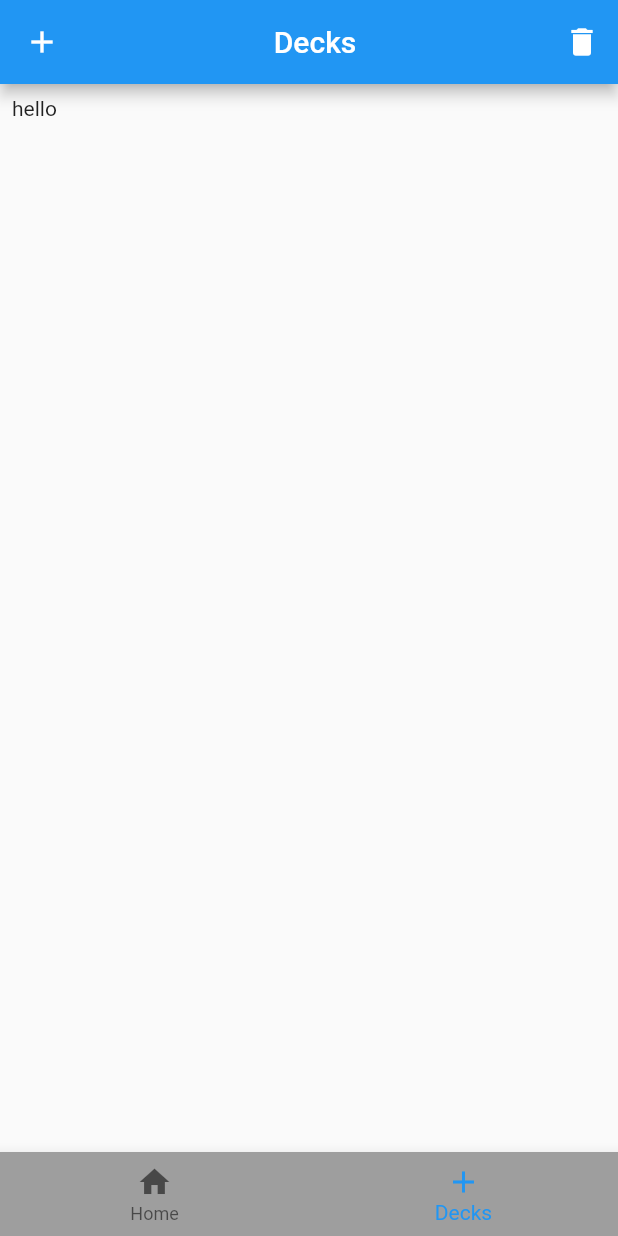
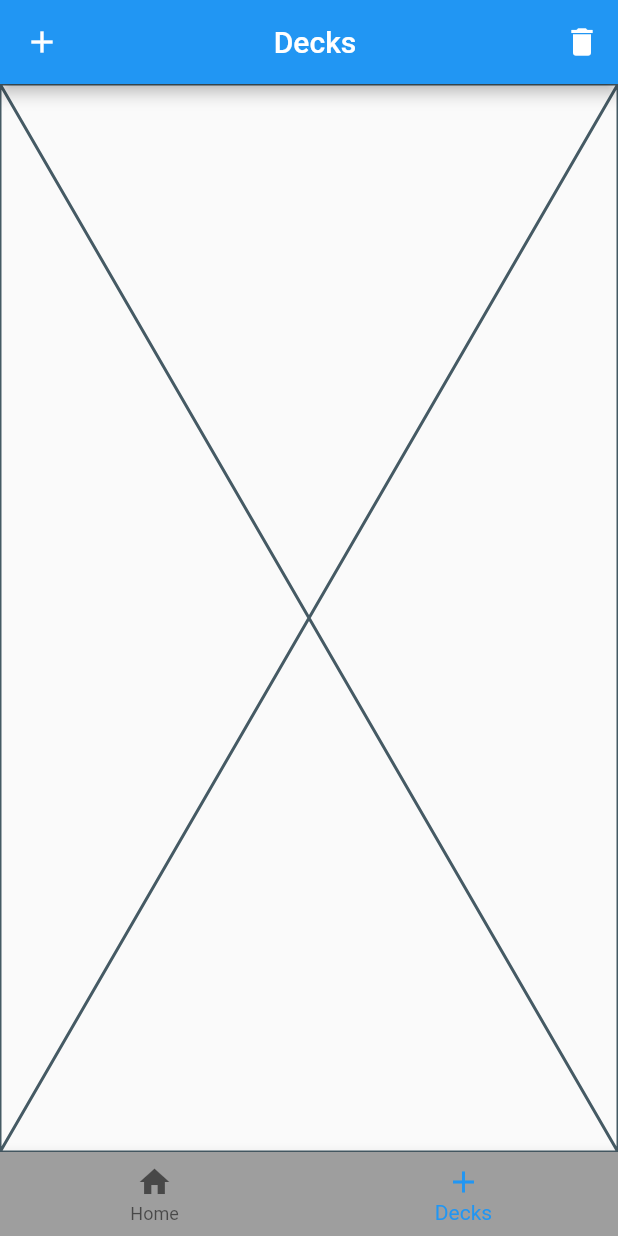
Before and after one commit to SynapseProgramming/membit, a Flutter app: the screen it shows after launch, item 2 of the bottom bar chosen, after a tap on the "add" icon, on a phone screen of 412 x 824 dp. Run offline on Flutter 3.47's test engine with Material 2 defaults, Android fonts, the phone set to English and light mode, and no system bars; our stand-ins replace isar; accounts and stored records are empty; generated files the repository leaves out were written again.

Commit message:
Added in basic states for maindeck

```diff
--- a/lib/maindeck.dart
+++ b/lib/maindeck.dart
@@ -6,6 +6,11 @@ class Maindeck extends StatefulWidget {
 }
 
 class _MaindeckState extends State<Maindeck> {
+  var selectedIndex = 0;
+
+  var pages = <Widget>[
+            Padding(child: const Text("hello"), padding: EdgeInsets.all(8.0)),Placeholder()];
+
   @override
   Widget build(BuildContext context) {
     return Scaffold(
@@ -13,12 +18,18 @@ class _MaindeckState extends State<Maindeck> {
             leading: IconButton(
                 onPressed: () {
                   print("Add button pressed");
+                  setState(() {
+                    selectedIndex = 1;
+                  });
                 },
                 icon: Icon(Icons.add)),
             actions: [
               IconButton(
                   onPressed: () {
                     print("Delete button pressed");
+                  setState(() {
+                    selectedIndex = 0;
+                  });
                   },
                   icon: Icon(Icons.delete)),
             ],
@@ -27,7 +38,6 @@ class _MaindeckState extends State<Maindeck> {
                 'Decks',
               ),
             )),
-        body:
-            Padding(child: const Text("hello"), padding: EdgeInsets.all(8.0)));
+        body: pages[selectedIndex]);
   }
 }
```
